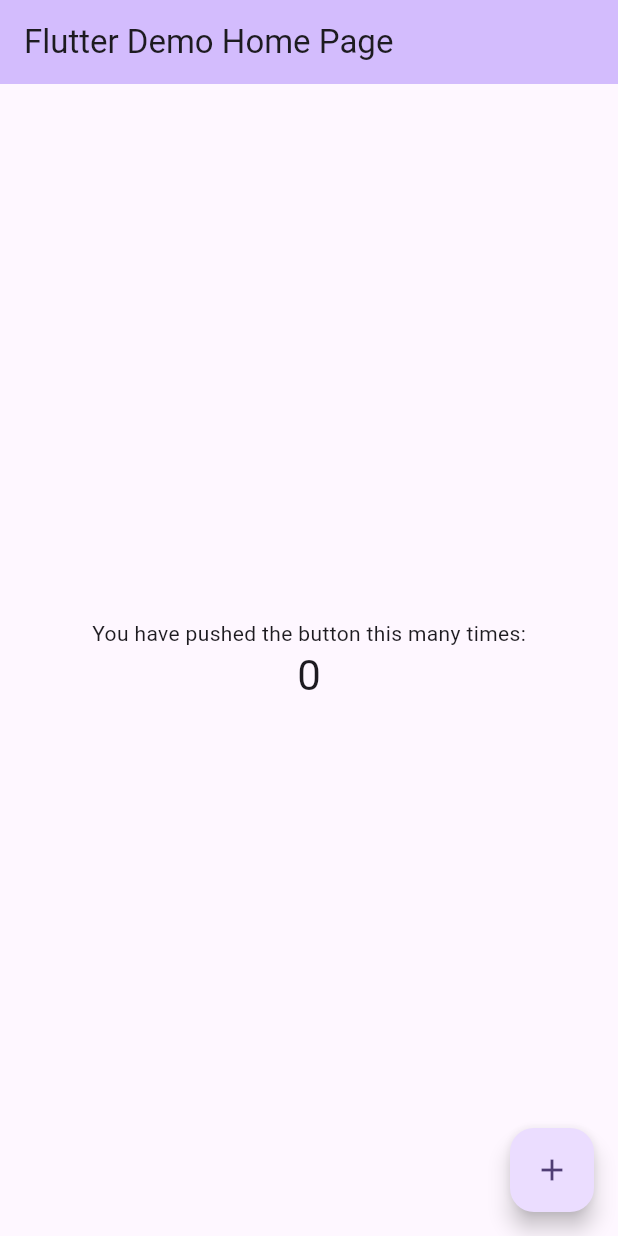
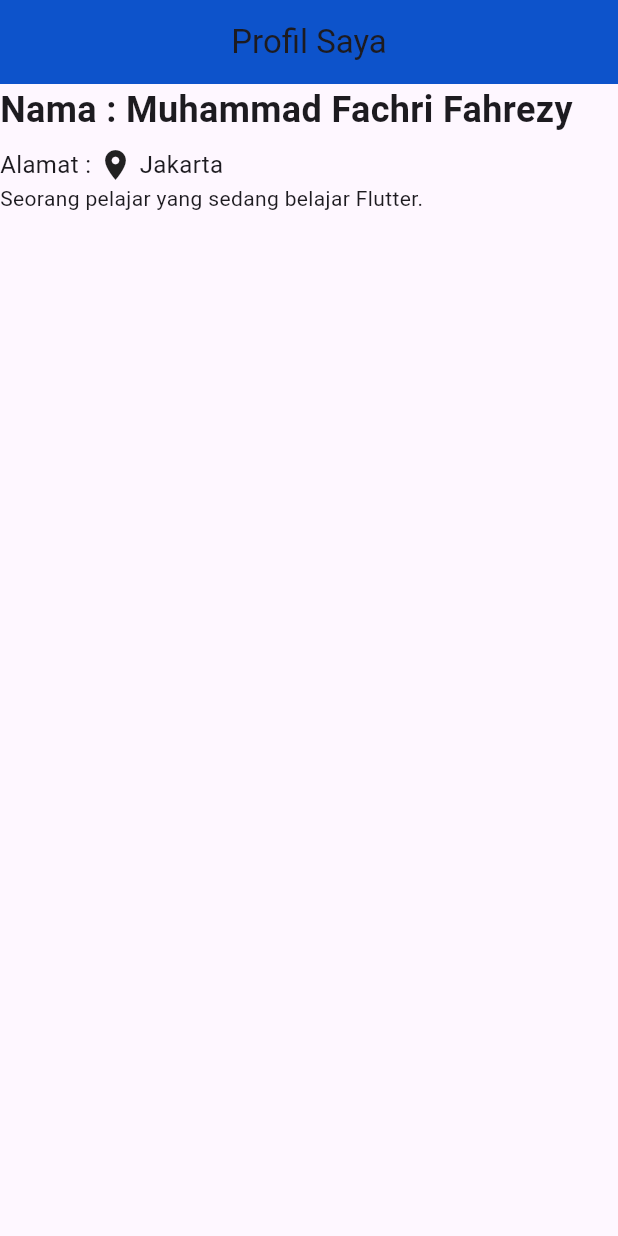
Before and after one commit to reijimuhammado2409/belajar_flutter_rezy, a Flutter app: the screen it shows after launch, on a phone screen of 412 x 824 dp. Run offline on Flutter 3.47's test engine with Material 3 defaults, Android fonts, the phone set to English and light mode, and no system bars.

Commit message:
Tugas 1 Flutter

```diff
--- a/lib/main.dart
+++ b/lib/main.dart
@@ -1,3 +1,4 @@
+import 'package:belajar_flutter_rezy/tugas_1/tugas_1.dart';
 import 'package:flutter/material.dart';
 
 void main() {
@@ -30,7 +31,7 @@ class MyApp extends StatelessWidget {
         // tested with just a hot reload.
         colorScheme: .fromSeed(seedColor: Colors.deepPurple),
       ),
-      home: const MyHomePage(title: 'Flutter Demo Home Page'),
+      home: Tugas1Flutter(),
     );
   }
 }
--- /dev/null
+++ b/lib/tugas_1/tugas_1.dart
@@ -0,0 +1,45 @@
+import 'package:flutter/material.dart';
+
+class Tugas1Flutter extends StatelessWidget {
+  const Tugas1Flutter({super.key});
+
+  @override
+  Widget build(BuildContext context) {
+    return Scaffold(
+      //Judul AppBar
+      appBar: AppBar(backgroundColor: const Color.fromARGB(255, 13, 83, 203),
+      title: Text("Profil Saya"),
+      centerTitle: true,
+      ),
+      body : Column(
+        crossAxisAlignment: CrossAxisAlignment.start,
+        //baris 1 - Nama
+        children: [Text ("Nama : Muhammad Fachri Fahrezy",
+        style: TextStyle(
+          fontSize: 24,
+          fontWeight: FontWeight.bold,
+        ),
+        ),
+
+        const SizedBox(height: 8),
+
+        //baris 2 - icon + kota
+        Row(children: const [
+          Text("Alamat : ",
+          style: TextStyle(fontSize: 16),
+          ),
+          Icon(Icons.location_on),
+          SizedBox(width: 4),
+          Text("Jakarta",
+          style: TextStyle(fontSize: 16),
+          ),
+        ],
+        ),
+        //baris 3 - deskripsi
+        Text("Seorang pelajar yang sedang belajar Flutter.",
+        style: TextStyle(fontSize: 14)),
+        ],
+      ),
+    );
+  }
+}
```
Also changed, not shown: lib/day_5/scaffold.dart (added, +24 -0 lines), 1 other file.
